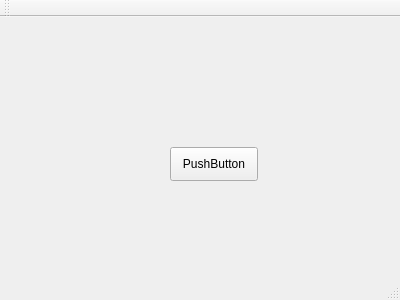
Squadella/Obamize, file mainwindow.ui: the form before one commit.
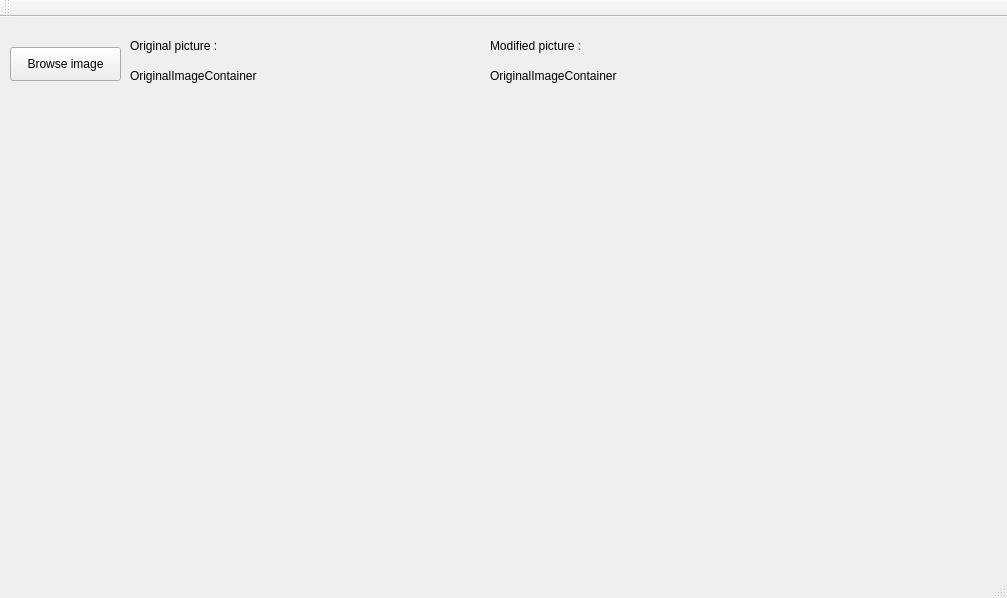
The form after the commit.

Commit message: Browse button and view

What changed in the file:
```diff
--- a/mainwindow.ui
+++ b/mainwindow.ui
@@ -6,8 +6,8 @@
    <rect>
     <x>0</x>
     <y>0</y>
-    <width>400</width>
-    <height>300</height>
+    <width>1007</width>
+    <height>598</height>
    </rect>
   </property>
   <property name="windowTitle">
@@ -17,14 +17,66 @@
    <widget class="QPushButton" name="pushButton">
     <property name="geometry">
      <rect>
-      <x>170</x>
-      <y>130</y>
-      <width>88</width>
+      <x>10</x>
+      <y>30</y>
+      <width>111</width>
       <height>34</height>
      </rect>
     </property>
     <property name="text">
-     <string>PushButton</string>
+     <string>Browse image</string>
+    </property>
+   </widget>
+   <widget class="QLabel" name="label">
+    <property name="geometry">
+     <rect>
+      <x>130</x>
+      <y>20</y>
+      <width>111</width>
+      <height>18</height>
+     </rect>
+    </property>
+    <property name="text">
+     <string>Original picture :</string>
+    </property>
+   </widget>
+   <widget class="QLabel" name="label_2">
+    <property name="geometry">
+     <rect>
+      <x>490</x>
+      <y>20</y>
+      <width>111</width>
+      <height>18</height>
+     </rect>
+    </property>
+    <property name="text">
+     <string>Modified picture :</string>
+    </property>
+   </widget>
+   <widget class="QLabel" name="labelOriginalImageContainer">
+    <property name="geometry">
+     <rect>
+      <x>130</x>
+      <y>50</y>
+      <width>181</width>
+      <height>18</height>
+     </rect>
+    </property>
+    <property name="text">
+     <string>OriginalImageContainer</string>
+    </property>
+   </widget>
+   <widget class="QLabel" name="labelModifiedImageContainer">
+    <property name="geometry">
+     <rect>
+      <x>490</x>
+      <y>50</y>
+      <width>171</width>
+      <height>18</height>
+     </rect>
+    </property>
+    <property name="text">
+     <string>OriginalImageContainer</string>
     </property>
    </widget>
   </widget>
```
Left out of the diff: 4 changed lines with no effect on the pictures. The commit also changes 5 other files.
